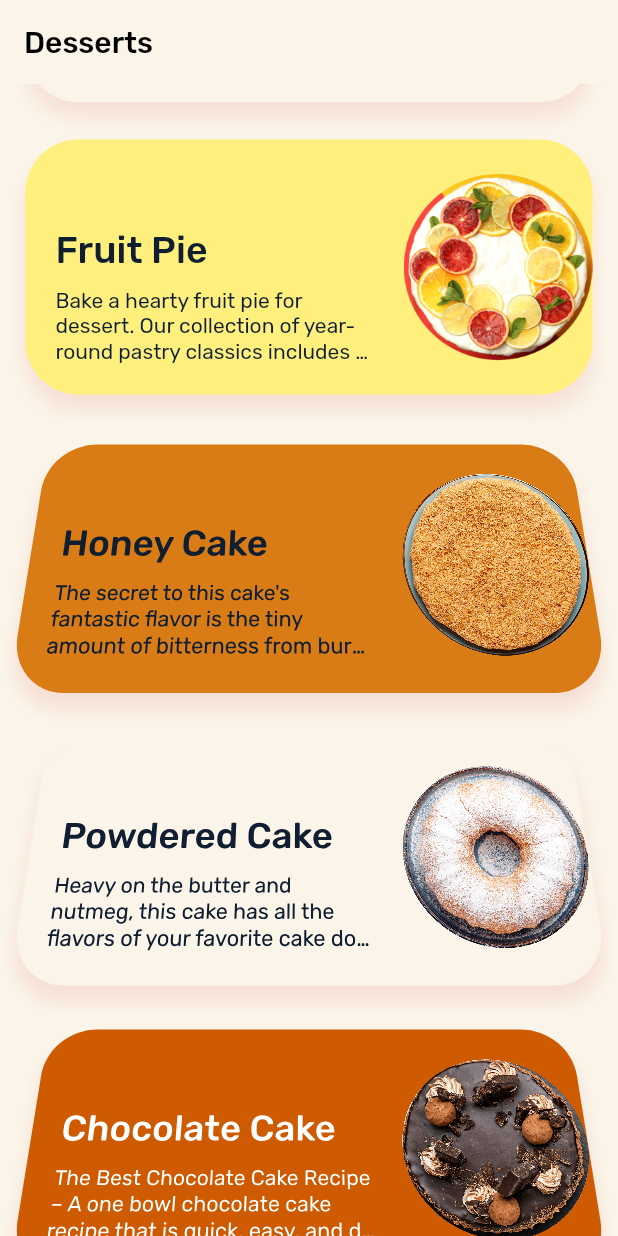
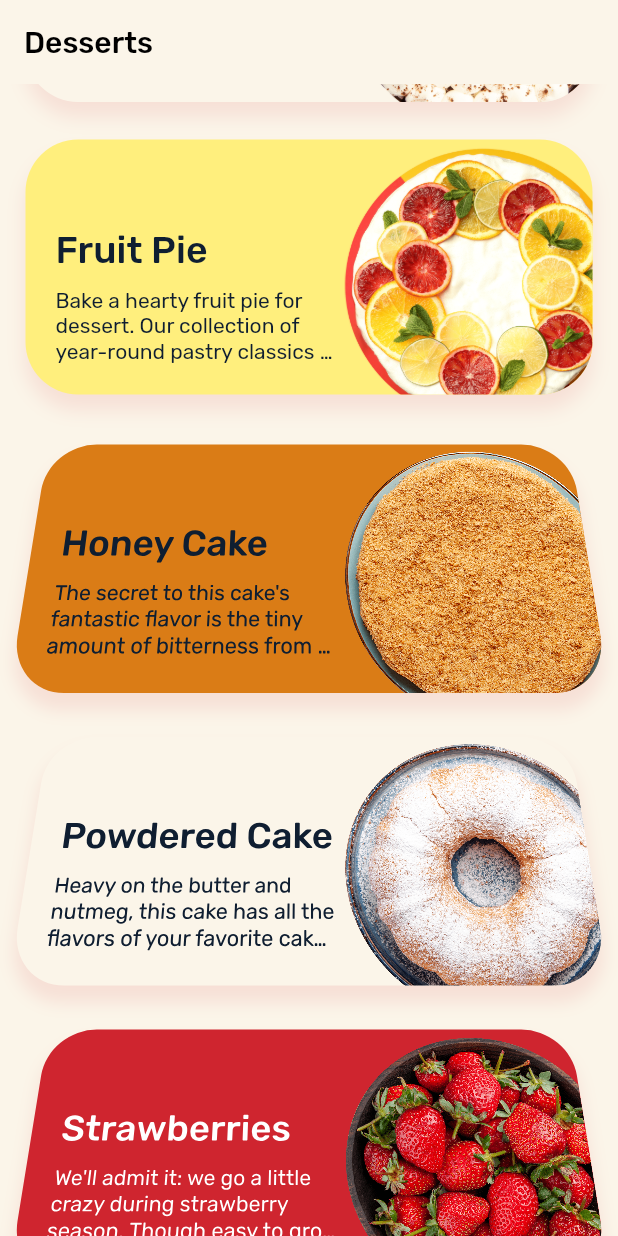
Before and after one commit to Roaa94/recipes_ui_app, a Flutter app: the screen it shows after launch, scrolled down 1728 dp, on a phone screen of 412 x 824 dp. Run offline on Flutter 3.47's test engine with Material 2 defaults, Android fonts, the phone set to English and light mode, and no system bars.

Commit message:
chore: layout changes on menu list items and add one item

```diff
--- a/lib/menu/food_menu_data.dart
+++ b/lib/menu/food_menu_data.dart
@@ -1,9 +1,10 @@
 import 'package:flutter_vikings/core/styles/app_colors.dart';
-import 'package:flutter_vikings/menu/models/menu_item.dart';
+import 'package:flutter_vikings/menu/models/food_menu_item.dart';
 
 class FoodMenuData {
   static const List<FoodMenuItem> dessertMenu = [
     FoodMenuItem(
+      id: 1,
       title: 'Lemon Cheesecake',
       description:
           'Tart Lemon Cheesecake sits atop an almond-graham cracker crust to add a delightful nuttiness to the traditional graham cracker crust. Finish the cheesecake with lemon curd for double the tart pucker!',
@@ -27,6 +28,7 @@ class FoodMenuData {
       textColor: AppColors.text,
     ),
     FoodMenuItem(
+      id: 2,
       title: 'Macaroons',
       description:
           'Soft and chewy on the inside, crisp and golden on the outside — these are the perfect macaroons.',
@@ -63,6 +65,7 @@ class FoodMenuData {
       textColor: AppColors.text,
     ),
     FoodMenuItem(
+      id: 3,
       title: 'Cream Cupcakes',
       description:
           "Bake these easy vanilla cupcakes in just 35 minutes. Perfect for birthdays, picnics or whenever you fancy a sweet treat, they're sure to be a crowd-pleaser",
@@ -78,6 +81,7 @@ class FoodMenuData {
       textColor: AppColors.text,
     ),
     FoodMenuItem(
+      id: 4,
       title: 'Chocolate Cheesecake',
       description:
           "Treat family and friends to this decadent chocolate dessert. It's an indulgent end to a dinner party or weekend family meal",
@@ -102,6 +106,7 @@ class FoodMenuData {
       textColor: AppColors.white,
     ),
     FoodMenuItem(
+      id: 5,
       title: 'Fruit Plate',
       description:
           "Melons - they're firmer so make a great base for the softer berries and fruits. Tropical fruit - the top of a pineapple can be included for height, while dragonfruit looks vibrant. Check out speciality shops for interesting tropical fruit. Berries - plump, ripe, juicy berries are always a winner on a fruit platter",
@@ -117,6 +122,7 @@ class FoodMenuData {
       textColor: AppColors.text,
     ),
     FoodMenuItem(
+      id: 6,
       title: 'Chocolate Donuts',
       description:
           'Moist and fluffy donuts that are baked, not fried, and full of chocolate. Covered in a thick chocolate glaze, these are perfect for any chocoholic who wants a chocolate version of this classic treat.',
@@ -148,9 +154,10 @@ class FoodMenuData {
       textColor: AppColors.text,
     ),
     FoodMenuItem(
+      id: 7,
       title: 'Strawberry Cake',
       description:
-      'Jam-packed with fresh strawberries, this strawberry cake is one of the simplest, most delicious cakes you’ll ever make.',
+          'Jam-packed with fresh strawberries, this strawberry cake is one of the simplest, most delicious cakes you’ll ever make.',
       ingredients: [
         '',
       ],
@@ -163,6 +170,7 @@ class FoodMenuData {
       textColor: AppColors.white,
     ),
     FoodMenuItem(
+      id: 8,
       title: 'Fluffy Cake',
       description:
           "This is a very good everyday cake leavened with baking powder. It's relatively light—it isn't loaded with butter, and it calls for only 2 eggs and 2 percent milk. Mine was perfectly baked after 30 minutes. After 10 minutes on the cooling rack, the cake released from the pans easily.",
@@ -194,6 +202,7 @@ class FoodMenuData {
       textColor: AppColors.white,
     ),
     FoodMenuItem(
+      id: 9,
       title: 'White Cream Cake',
       description:
           'This White Chocolate Cake is both decadent and delicious! White chocolate is incorporated into the cake layers, the frosting, and the drip for a stunning monochrome effect.',
@@ -229,9 +238,10 @@ class FoodMenuData {
       textColor: AppColors.text,
     ),
     FoodMenuItem(
+      id: 10,
       title: 'Fruit Pie',
       description:
-      'Bake a hearty fruit pie for dessert. Our collection of year-round pastry classics includes apple & blackberry, summer berries, lemon meringue and mince pies.',
+          'Bake a hearty fruit pie for dessert. Our collection of year-round pastry classics includes apple & blackberry, summer berries, lemon meringue and mince pies.',
       ingredients: [
         '',
       ],
@@ -244,6 +254,7 @@ class FoodMenuData {
       textColor: AppColors.text,
     ),
     FoodMenuItem(
+      id: 11,
       title: 'Honey Cake',
       description:
           "The secret to this cake's fantastic flavor is the tiny amount of bitterness from burnt honey. The slightly tangy whipped cream frosting provides a bit of acidity and lovely light texture, and unlike other frostings, it's not too sweet",
@@ -280,6 +291,7 @@ class FoodMenuData {
       textColor: AppColors.text,
     ),
     FoodMenuItem(
+      id: 12,
       title: 'Powdered Cake',
       description:
           'Heavy on the butter and nutmeg, this cake has all the flavors of your favorite cake donut in a convenient square shape.',
@@ -295,6 +307,23 @@ class FoodMenuData {
       textColor: AppColors.text,
     ),
     FoodMenuItem(
+      id: 13,
+      title: 'Strawberries',
+      description:
+          "We'll admit it: we go a little crazy during strawberry season. Though easy to grow, these sweet berries just taste better when you get them in season, as opposed to buying them at other times of the year.",
+      ingredients: [
+        '',
+      ],
+      instructions: [
+        '',
+      ],
+      image: 'assets/images/desserts/10-strawberries.png',
+      bgImage: 'assets/images/desserts/10-strawberries-bg.png',
+      bgColor: AppColors.red,
+      textColor: AppColors.white,
+    ),
+    FoodMenuItem(
+      id: 14,
       title: 'Chocolate Cake',
       description:
           'The Best Chocolate Cake Recipe – A one bowl chocolate cake recipe that is quick, easy, and delicious! Updated with gluten-free, dairy-free, and egg-free options!',
@@ -310,6 +339,7 @@ class FoodMenuData {
       textColor: AppColors.white,
     ),
     FoodMenuItem(
+      id: 15,
       title: 'Apple Pie',
       description:
           "This was my grandmother's apple pie recipe. I have never seen another one quite like it. It will always be my favorite and has won me several first place prizes in local competitions.",
--- a/lib/menu/models/menu_item.dart
+++ b/lib/menu/models/food_menu_item.dart
@@ -2,6 +2,7 @@ import 'package:flutter/material.dart';
 import 'package:flutter_vikings/core/styles/app_colors.dart';
 
 class FoodMenuItem {
+  final int id;
   final String title;
   final String description;
   final List<String> ingredients;
@@ -12,6 +13,7 @@ class FoodMenuItem {
   final Color textColor;
 
   const FoodMenuItem({
+    required this.id,
     required this.title,
     required this.description,
     required this.ingredients,
--- a/lib/menu/views/widgets/menu_list_item.dart
+++ b/lib/menu/views/widgets/menu_list_item.dart
@@ -1,6 +1,7 @@
 import 'package:flutter/material.dart';
 import 'package:flutter_vikings/core/styles/app_colors.dart';
-import 'package:flutter_vikings/menu/models/menu_item.dart';
+import 'package:flutter_vikings/menu/models/food_menu_item.dart';
+import 'package:flutter_vikings/menu/views/widgets/menu_list_item_image.dart';
 
 class MenuListItem extends StatelessWidget {
   const MenuListItem(
@@ -12,7 +13,13 @@ class MenuListItem extends StatelessWidget {
 
   @override
   Widget build(BuildContext context) {
-    return Container(
+    return SizedBox(
+      width: double.infinity,
+      height: 170,
+      child: Stack(
+        children: [
+          Positioned.fill(
+            child: Container(
               decoration: BoxDecoration(
                 color: menuItem.bgColor,
                 borderRadius: BorderRadius.circular(35),
@@ -24,11 +31,15 @@ class MenuListItem extends StatelessWidget {
                   ),
                 ],
               ),
-      height: 170,
-      child: Row(
+            ),
+          ),
+          Positioned.fill(
+            child: MenuListItemImage(menuItem),
+          ),
+          Row(
             children: [
               Expanded(
-            flex: 2,
+                flex: 3,
                 child: Padding(
                   padding: const EdgeInsets.all(20),
                   child: Column(
@@ -39,7 +50,8 @@ class MenuListItem extends StatelessWidget {
                           alignment: Alignment.bottomLeft,
                           child: Text(
                             menuItem.title,
-                        style: Theme.of(context).textTheme.headline4!.copyWith(
+                            style:
+                                Theme.of(context).textTheme.headline4!.copyWith(
                                       color: menuItem.textColor,
                                     ),
                           ),
@@ -58,13 +70,8 @@ class MenuListItem extends StatelessWidget {
                   ),
                 ),
               ),
-          Expanded(
-            flex: 1,
-            child: Stack(
-              children: [
-                Image.asset(menuItem.image),
+              Expanded(flex: 2, child: Container()),
             ],
-            ),
           ),
         ],
       ),
--- a/lib/menu/views/widgets/menu_list_item_image.dart
+++ b/lib/menu/views/widgets/menu_list_item_image.dart
@@ -1,7 +1,13 @@
 import 'package:flutter/material.dart';
+import 'package:flutter_vikings/menu/models/food_menu_item.dart';
 
 class MenuListItemImage extends StatefulWidget {
-  const MenuListItemImage({Key? key}) : super(key: key);
+  const MenuListItemImage(
+    this.menuItem, {
+    Key? key,
+  }) : super(key: key);
+
+  final FoodMenuItem menuItem;
 
   @override
   State<MenuListItemImage> createState() => _MenuListItemImageState();
@@ -28,6 +34,20 @@ class _MenuListItemImageState extends State<MenuListItemImage>
 
   @override
   Widget build(BuildContext context) {
-    return Container();
+    return ClipRRect(
+      borderRadius: BorderRadius.circular(35),
+      child: Stack(
+        children: [
+          Positioned(
+            bottom: -20,
+            right: -20,
+            child: Image.asset(
+              widget.menuItem.image,
+              width: MediaQuery.of(context).size.width * 0.45,
+            ),
+          ),
+        ],
+      ),
+    );
   }
 }
```
Lines whose indentation alone changed are shown as unchanged.
